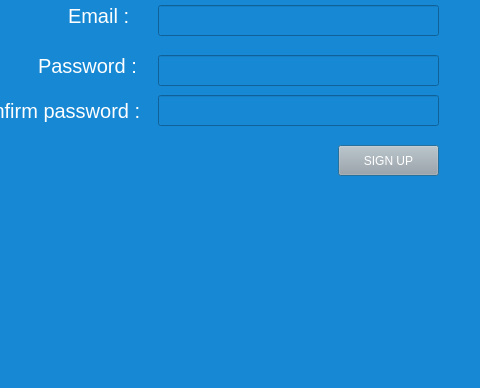
First picture: the form in createacc.ui, repository Detectov/PharmacyProject, before the edit; both pictures show x 82 to 562 and y 225 to 613 of the 562 by 613 pixel window.
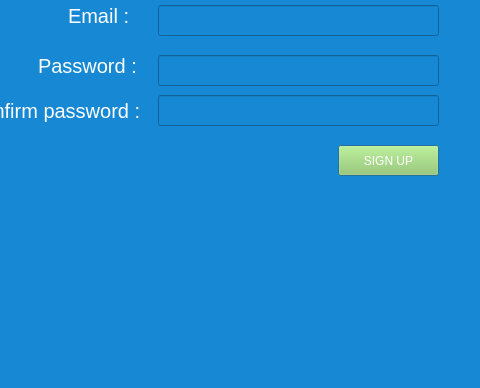
Second picture: the form after the edit.

Commit message: adjusted color

Diff of the .ui file:
```diff
--- a/createacc.ui
+++ b/createacc.ui
@@ -113,7 +113,7 @@
     </rect>
    </property>
    <property name="styleSheet">
-    <string notr="true">background-color: rgb(167, 168, 167);
+    <string notr="true">background-color: rgb(156, 208, 93);
 color: rgb(255, 255, 255);
 font: 14pt &quot;MS Shell Dlg 2&quot;;</string>
    </property>
```
The commit also changes 5 other files.
